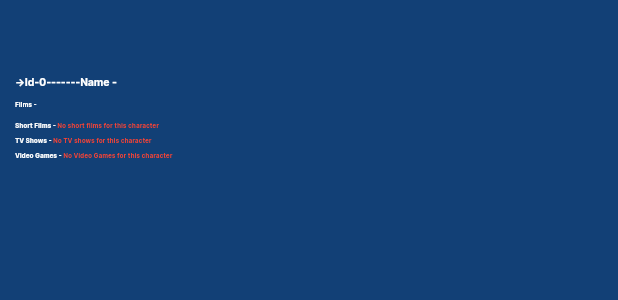
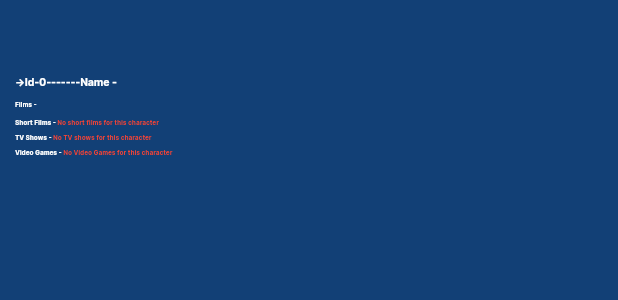
Before and after one commit to Nemil21/flutter-contest, a Flutter app: what characterWidget() shows on an empty page, opened directly with empty values, on a phone screen of 412 x 824 dp. Shown: the top 300 px of the screen. Run offline on Flutter 3.47's test engine with Material 3 defaults, Android fonts, the phone set to English and light mode, and no system bars; our stand-ins replace awesome_dialog, sizer.

Commit message:
Update characterWidget.dart

```diff
--- a/lib/characterWidget.dart
+++ b/lib/characterWidget.dart
@@ -51,7 +51,7 @@ class characterWidget extends StatelessWidget {
             ),
           ),
           Padding(
-            padding: const EdgeInsets.fromLTRB(10, 2, 10, 2),
+            padding: const EdgeInsets.fromLTRB(10, 1, 10, 1),
             child: Column(
               crossAxisAlignment: CrossAxisAlignment.start,
               children: char.films.map((film) {
@@ -143,7 +143,7 @@ class characterWidget extends StatelessWidget {
                         color: Colors.white,
                         fontSize: 3.sp,
                         fontFamily: 'interTight')),
-                if (char.tvShows.isEmpty)
+                if (char.videoGames.isEmpty)
                   Text('No Video Games for this character',
                       style: TextStyle(
                           fontWeight: FontWeight.bold,
@@ -151,7 +151,7 @@ class characterWidget extends StatelessWidget {
                           fontSize: 3.sp,
                           fontFamily: 'interTight')),
                 if (char.tvShows.isNotEmpty)
-                  Text('${char.tvShows.join(', ')}',
+                  Text('${char.videoGames.join(', ')}',
                       style: TextStyle(
                           fontWeight: FontWeight.bold,
                           color: Colors.white,
```
